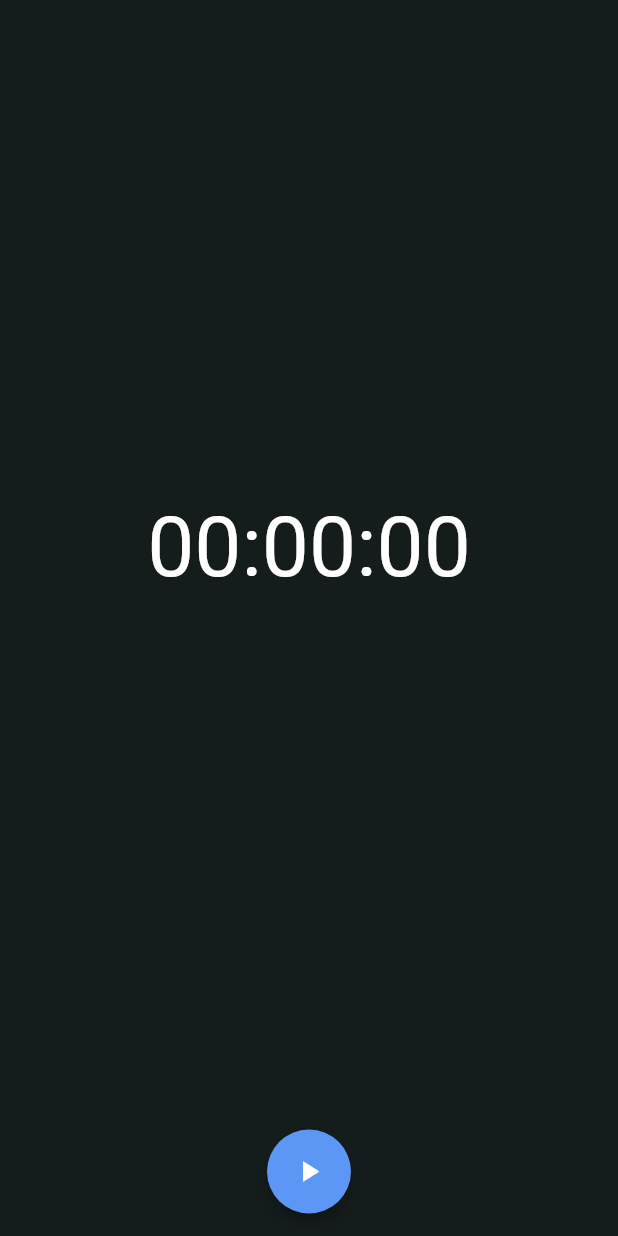
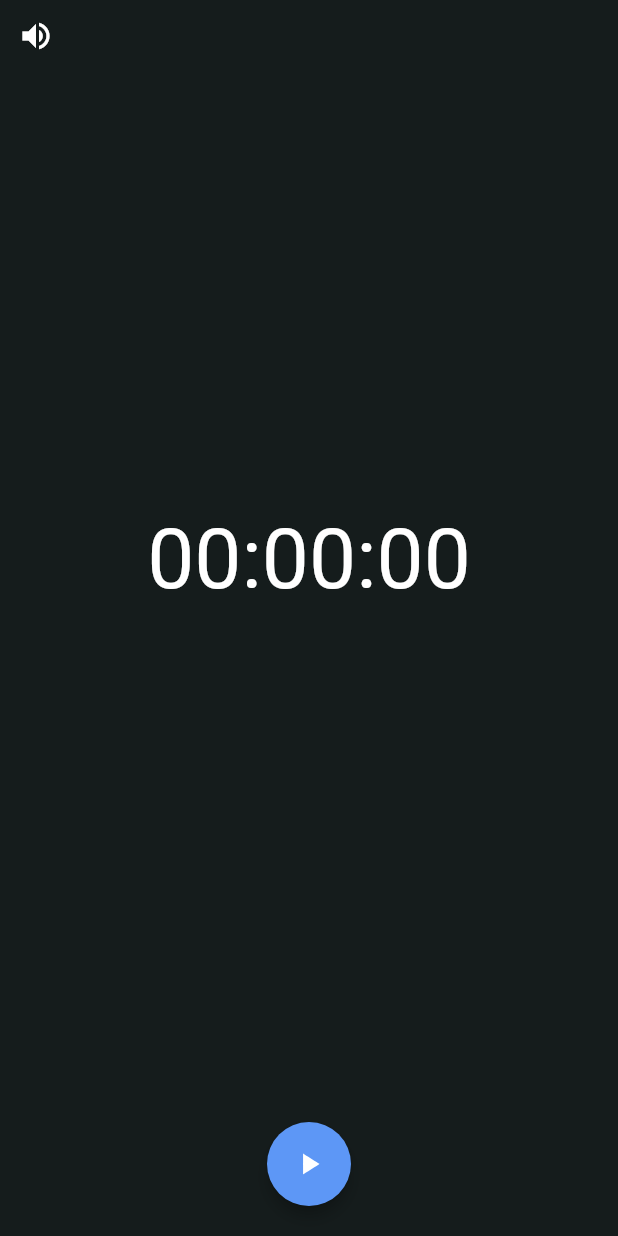
Before and after one commit to mannfeldt/lap_tracking, a Flutter app: the screen it shows after launch, on a phone screen of 412 x 824 dp. Run offline on Flutter 3.47's test engine with Material 2 defaults, Android fonts, the phone set to English and light mode, and no system bars; our stand-ins replace device_preview, flutter_tts, geolocator.

Commit message:
voice over on new lap

```diff
--- a/lib/main.dart
+++ b/lib/main.dart
@@ -2,6 +2,7 @@ import 'dart:async';
 
 import 'package:device_preview/device_preview.dart';
 import 'package:flutter/material.dart';
+import 'package:flutter_tts/flutter_tts.dart';
 import 'package:geolocator/geolocator.dart';
 import 'package:lap_tracking/models/lap.dart';
 import 'package:lap_tracking/models/watch_state.dart';
@@ -50,7 +51,7 @@ class _HomeState extends State<Home> {
   Duration currentLapTime;
 
   WatchState watchState = WatchState.unstarted;
-
+  bool voiceOverMuted = false;
   final timerTick = const Duration(milliseconds: 40);
   Waypoint startPosition;
   List<Waypoint> path = [];
@@ -104,10 +105,8 @@ class _HomeState extends State<Home> {
     }
   }
 
-  void startNewLap() {
-    setState(() {
-      laps.add(
-        Lap(
+  void startNewLap() async {
+    Lap lap = Lap(
       index: laps.length,
       distance: distance - (laps.fold(0, (sum, lap) => sum + lap.distance)),
       path: currentLapPath,
@@ -116,12 +115,18 @@ class _HomeState extends State<Home> {
       totalTime: watch.elapsed,
       speed: currentLapPath.fold(0, (sum, point) => sum + point.speed) /
           currentLapPath.length,
-        ),
     );
+    setState(() {
+      laps.add(lap);
       currentLapPath = [];
     });
     _lapListKey.currentState.insertItem(0,
         duration: Duration(milliseconds: laps.length > 1 ? 200 : 600));
+
+    if (!voiceOverMuted) {
+      FlutterTts flutterTts = FlutterTts();
+      await flutterTts.speak(lap.voiceOver);
+    }
   }
 
   void tick() {
@@ -218,6 +223,12 @@ class _HomeState extends State<Home> {
     });
   }
 
+  void toggleVoice() {
+    setState(() {
+      voiceOverMuted = !voiceOverMuted;
+    });
+  }
+
   @override
   Widget build(BuildContext context) {
     return Scaffold(
@@ -225,6 +236,17 @@ class _HomeState extends State<Home> {
         child: Column(
           mainAxisSize: MainAxisSize.max,
           children: <Widget>[
+            Align(
+              alignment: Alignment.topLeft,
+              child: IconButton(
+                highlightColor: Colors.white30,
+                onPressed: toggleVoice,
+                icon: Icon(
+                  voiceOverMuted ? Icons.volume_off : Icons.volume_up,
+                  color: Colors.white,
+                ),
+              ),
+            ),
             GestureDetector(
               onDoubleTap: () => setState(() {
                 showSettings = !showSettings;
@@ -245,7 +267,7 @@ class _HomeState extends State<Home> {
                   ),
                   Positioned(
                     child: Container(
-                      padding: EdgeInsets.only(bottom: 15),
+                      padding: EdgeInsets.only(bottom: 20),
                       alignment: Alignment.bottomCenter,
                       child: WatchToolbar(
                         onReset: resetWatch,
--- a/lib/widgets/lap_list_item.dart
+++ b/lib/widgets/lap_list_item.dart
@@ -15,6 +15,7 @@ class LapListItem extends StatelessWidget {
       ),
       trailing: Column(
         mainAxisSize: MainAxisSize.min,
+        crossAxisAlignment: CrossAxisAlignment.end,
         children: <Widget>[
           Text(
             lap.distanceVisual,
--- a/lib/widgets/watch.dart
+++ b/lib/widgets/watch.dart
@@ -16,7 +16,7 @@ class Watch extends StatelessWidget {
     return AnimatedContainer(
       duration: Duration(milliseconds: 400),
       padding: EdgeInsets.only(
-          top: currentLap != null ? 30.0 : (size.height / 2) - 80),
+          top: currentLap != null ? 0.0 : (size.height / 2) - 120),
       child: Column(
         children: [
           Text(
--- a/lib/widgets/watch_toolbar.dart
+++ b/lib/widgets/watch_toolbar.dart
@@ -9,16 +9,17 @@ class WatchToolbar extends StatefulWidget {
   final Function onLap;
   final WatchState state;
   final Duration currentLap;
-  WatchToolbar(
-      {Key key,
+
+  WatchToolbar({
+    Key key,
     this.currentLap,
     this.onStart,
     this.onStop,
     this.onReset,
     this.state,
     this.onFinish,
-      this.onLap})
-      : super(key: key);
+    this.onLap,
+  }) : super(key: key);
 
   @override
   _WatchToolbarState createState() => _WatchToolbarState();
--- a/pubspec.yaml
+++ b/pubspec.yaml
@@ -13,6 +13,7 @@ dependencies:
   cupertino_icons: ^0.1.2
   device_preview: ^0.4.4
   intl: ^0.16.1
+  flutter_tts: ^1.0.0
 
 dev_dependencies:
   flutter_test:
```
Also changed, not shown: lib/models/lap.dart (+14 -0 lines), pubspec.lock. Lines whose indentation alone changed are shown as unchanged.
